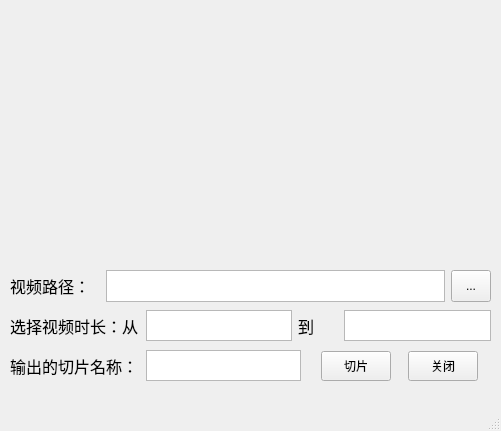
This is untitled_mainwindow.ui in mr-quinn33/VideoClip as Qt 5 draws it before an edit. The edited form follows.
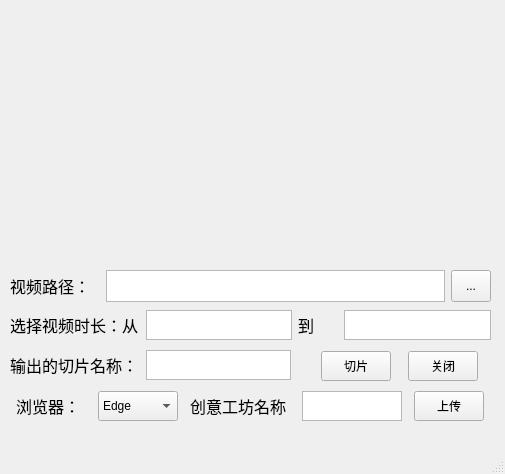
This is the edited form.

Diff of the .ui file:
```diff
--- a/untitled_mainwindow.ui
+++ b/untitled_mainwindow.ui
@@ -6,10 +6,22 @@
    <rect>
     <x>0</x>
     <y>0</y>
-    <width>501</width>
-    <height>431</height>
+    <width>505</width>
+    <height>474</height>
    </rect>
   </property>
+  <property name="minimumSize">
+   <size>
+    <width>505</width>
+    <height>474</height>
+   </size>
+  </property>
+  <property name="maximumSize">
+   <size>
+    <width>505</width>
+    <height>474</height>
+   </size>
+  </property>
   <property name="windowTitle">
    <string>MainWindow</string>
   </property>
@@ -193,6 +205,12 @@
          <height>30</height>
         </size>
        </property>
+       <property name="maximumSize">
+        <size>
+         <width>16777215</width>
+         <height>30</height>
+        </size>
+       </property>
        <property name="font">
         <font>
          <pointsize>12</pointsize>
@@ -204,7 +222,14 @@
       </widget>
      </item>
      <item>
-      <widget class="QTextEdit" name="time_start"/>
+      <widget class="QTextEdit" name="time_start">
+       <property name="maximumSize">
+        <size>
+         <width>16777215</width>
+         <height>30</height>
+        </size>
+       </property>
+      </widget>
      </item>
      <item>
       <widget class="QLabel" name="label_7">
@@ -223,7 +248,7 @@
        <property name="maximumSize">
         <size>
          <width>40</width>
-         <height>16777215</height>
+         <height>30</height>
         </size>
        </property>
        <property name="font">
@@ -237,16 +262,23 @@
       </widget>
      </item>
      <item>
-      <widget class="QTextEdit" name="time_finish"/>
+      <widget class="QTextEdit" name="time_finish">
+       <property name="maximumSize">
+        <size>
+         <width>16777215</width>
+         <height>30</height>
+        </size>
+       </property>
+      </widget>
      </item>
     </layout>
    </widget>
-   <widget class="QWidget" name="">
+   <widget class="QWidget" name="layoutWidget">
     <property name="geometry">
      <rect>
       <x>10</x>
       <y>350</y>
-      <width>291</width>
+      <width>281</width>
       <height>31</height>
      </rect>
     </property>
@@ -265,6 +297,12 @@
          <height>30</height>
         </size>
        </property>
+       <property name="maximumSize">
+        <size>
+         <width>16777215</width>
+         <height>30</height>
+        </size>
+       </property>
        <property name="font">
         <font>
          <pointsize>12</pointsize>
@@ -276,7 +314,153 @@
       </widget>
      </item>
      <item>
-      <widget class="QTextEdit" name="output_name"/>
+      <widget class="QTextEdit" name="output_name">
+       <property name="minimumSize">
+        <size>
+         <width>0</width>
+         <height>30</height>
+        </size>
+       </property>
+       <property name="maximumSize">
+        <size>
+         <width>16777215</width>
+         <height>30</height>
+        </size>
+       </property>
+      </widget>
+     </item>
+    </layout>
+   </widget>
+   <widget class="QWidget" name="">
+    <property name="geometry">
+     <rect>
+      <x>10</x>
+      <y>390</y>
+      <width>481</width>
+      <height>32</height>
+     </rect>
+    </property>
+    <layout class="QHBoxLayout" name="horizontalLayout_5">
+     <item>
+      <widget class="QLabel" name="label_9">
+       <property name="sizePolicy">
+        <sizepolicy hsizetype="Preferred" vsizetype="Preferred">
+         <horstretch>0</horstretch>
+         <verstretch>0</verstretch>
+        </sizepolicy>
+       </property>
+       <property name="minimumSize">
+        <size>
+         <width>70</width>
+         <height>30</height>
+        </size>
+       </property>
+       <property name="maximumSize">
+        <size>
+         <width>70</width>
+         <height>30</height>
+        </size>
+       </property>
+       <property name="font">
+        <font>
+         <pointsize>12</pointsize>
+        </font>
+       </property>
+       <property name="text">
+        <string>浏览器：</string>
+       </property>
+      </widget>
+     </item>
+     <item>
+      <widget class="QComboBox" name="comboBox">
+       <property name="minimumSize">
+        <size>
+         <width>80</width>
+         <height>30</height>
+        </size>
+       </property>
+       <property name="maximumSize">
+        <size>
+         <width>80</width>
+         <height>30</height>
+        </size>
+       </property>
+       <item>
+        <property name="text">
+         <string>Edge</string>
+        </property>
+       </item>
+       <item>
+        <property name="text">
+         <string>Chorme</string>
+        </property>
+       </item>
+      </widget>
+     </item>
+     <item>
+      <widget class="QLabel" name="label_10">
+       <property name="sizePolicy">
+        <sizepolicy hsizetype="Preferred" vsizetype="Preferred">
+         <horstretch>0</horstretch>
+         <verstretch>0</verstretch>
+        </sizepolicy>
+       </property>
+       <property name="minimumSize">
+        <size>
+         <width>100</width>
+         <height>30</height>
+        </size>
+       </property>
+       <property name="maximumSize">
+        <size>
+         <width>100</width>
+         <height>30</height>
+        </size>
+       </property>
+       <property name="font">
+        <font>
+         <pointsize>12</pointsize>
+        </font>
+       </property>
+       <property name="text">
+        <string>创意工坊名称：</string>
+       </property>
+      </widget>
+     </item>
+     <item>
+      <widget class="QTextEdit" name="workshop_name">
+       <property name="minimumSize">
+        <size>
+         <width>0</width>
+         <height>30</height>
+        </size>
+       </property>
+       <property name="maximumSize">
+        <size>
+         <width>100</width>
+         <height>30</height>
+        </size>
+       </property>
+      </widget>
+     </item>
+     <item>
+      <widget class="QPushButton" name="pushButton_3">
+       <property name="minimumSize">
+        <size>
+         <width>70</width>
+         <height>30</height>
+        </size>
+       </property>
+       <property name="maximumSize">
+        <size>
+         <width>70</width>
+         <height>30</height>
+        </size>
+       </property>
+       <property name="text">
+        <string>上传</string>
+       </property>
+      </widget>
      </item>
     </layout>
    </widget>
```
Left out of the diff: 2 changed lines with no effect on the pictures.
